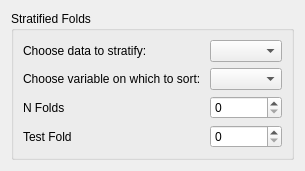
First picture: the form in ui/StratifiedFolds.ui, repository tthatcher95/PyHAT_Point_Spectra_GUI, before the edit.
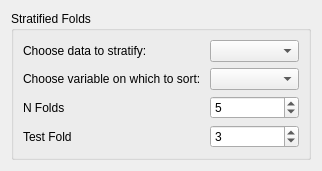
Second picture: the form after the edit.

What changed in the file:
```diff
--- a/ui/StratifiedFolds.ui
+++ b/ui/StratifiedFolds.ui
@@ -2,6 +2,14 @@
 <ui version="4.0">
  <class>Form</class>
  <widget class="QWidget" name="Form">
+  <property name="geometry">
+   <rect>
+    <x>0</x>
+    <y>0</y>
+    <width>322</width>
+    <height>171</height>
+   </rect>
+  </property>
   <property name="sizePolicy">
    <sizepolicy hsizetype="Ignored" vsizetype="Ignored">
     <horstretch>0</horstretch>
@@ -49,7 +57,11 @@
        </widget>
       </item>
       <item row="2" column="1">
-       <widget class="QSpinBox" name="nFoldsSpinBox"/>
+       <widget class="QSpinBox" name="nFoldsSpinBox">
+        <property name="value">
+         <number>5</number>
+        </property>
+       </widget>
       </item>
       <item row="3" column="0">
        <widget class="QLabel" name="testFoldsLabel">
@@ -59,7 +71,11 @@
        </widget>
       </item>
       <item row="3" column="1">
-       <widget class="QSpinBox" name="testFoldsSpinBox"/>
+       <widget class="QSpinBox" name="testFoldsSpinBox">
+        <property name="value">
+         <number>3</number>
+        </property>
+       </widget>
       </item>
      </layout>
     </widget>
```
